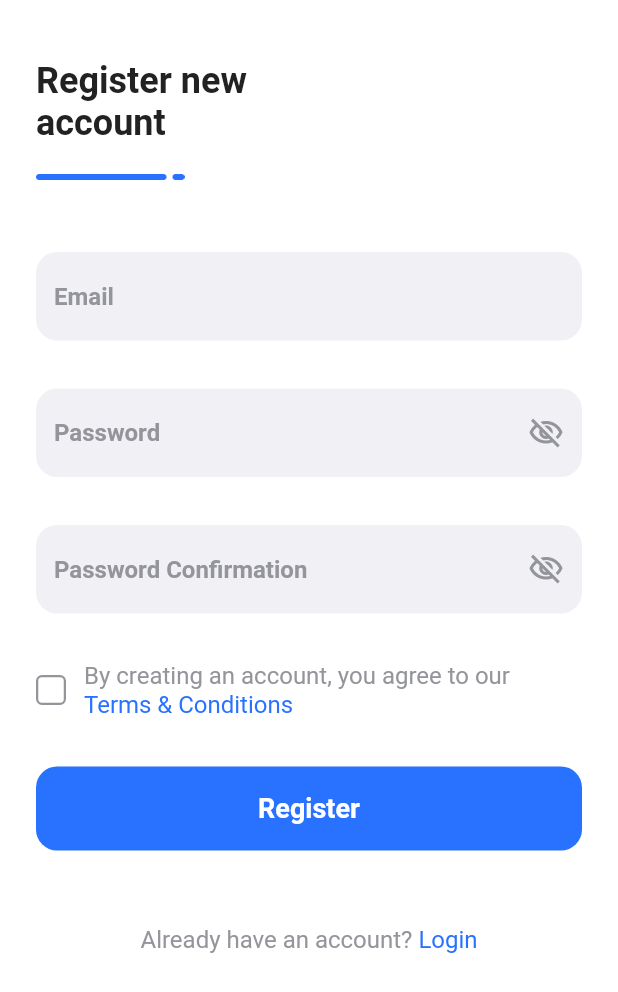
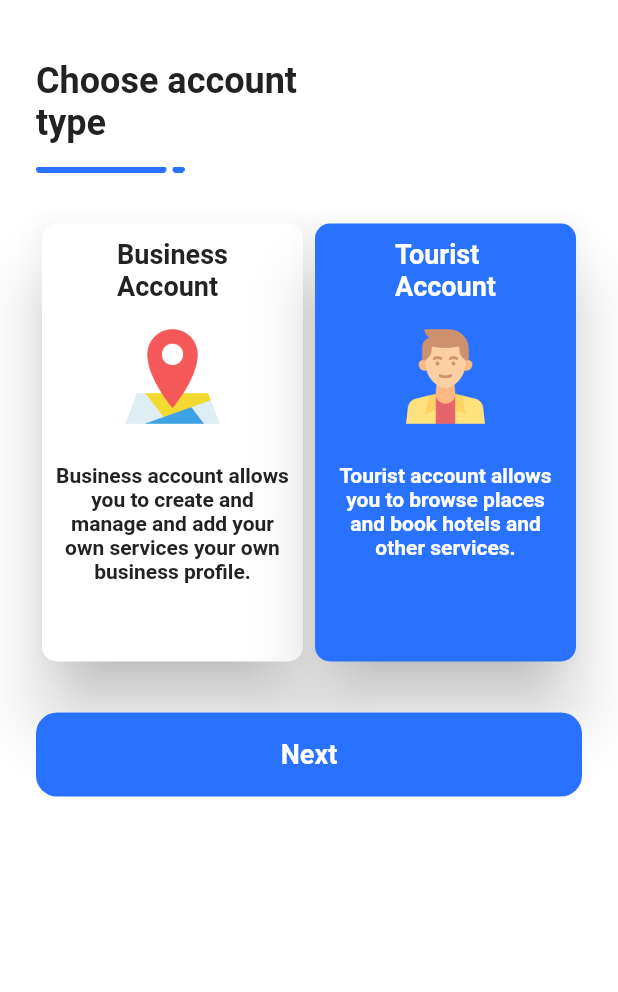
Before and after one commit to Hamas-ur-Rehman/Tourist-Flutter-App, a Flutter app: the screen it shows after launch, after a tap on "Register", on a phone screen of 412 x 824 dp. Shown: the top 992 px of the screen. Run offline on Flutter 3.47's test engine with Material 2 defaults, Android fonts, the phone set to English and light mode, and no system bars; our stand-ins replace cloud_firestore, firebase_auth, firebase_core, image_picker, shared_preferences; accounts and stored records are empty; network calls fail.

Commit message:
added admin login

```diff
--- /dev/null
+++ b/lib/views/authentication/adminchoice.dart
@@ -0,0 +1,208 @@
+import 'package:flutter/material.dart';
+import 'package:tourist/theme/theme.dart';
+import 'package:tourist/views/authentication/userdetails.dart';
+
+class ChooseAdmin extends StatefulWidget {
+  const ChooseAdmin({Key? key}) : super(key: key);
+
+  @override
+  _ChooseAdminState createState() => _ChooseAdminState();
+}
+
+class _ChooseAdminState extends State<ChooseAdmin> {
+  bool adminstatus = false;
+  @override
+  Widget build(BuildContext context) {
+    return Scaffold(
+      resizeToAvoidBottomInset: false,
+      backgroundColor: Colors.white,
+      body: SafeArea(
+        child: Padding(
+          padding: const EdgeInsets.fromLTRB(24.0, 40.0, 24.0, 0),
+          child: Column(
+            crossAxisAlignment: CrossAxisAlignment.start,
+            children: [
+              Column(
+                crossAxisAlignment: CrossAxisAlignment.start,
+                children: [
+                  Text(
+                    'Choose account\ntype',
+                    style: heading2.copyWith(color: textBlack),
+                  ),
+                  const SizedBox(
+                    height: 15,
+                  ),
+                  Image.asset(
+                    'assets/images/accent.png',
+                    width: 99,
+                    height: 4,
+                  ),
+                ],
+              ),
+              const SizedBox(height: 30),
+              Row(
+                children: [
+                  Expanded(
+                    flex: 1,
+                    child: GestureDetector(
+                      onTap: () {
+                        setState(() {
+                          adminstatus = true;
+                        });
+                      },
+                      child: SizedBox(
+                        height: 300,
+                        child: Card(
+                          color: adminstatus ? primaryBlue : Colors.white,
+                          elevation: 20,
+                          shape: RoundedRectangleBorder(
+                            borderRadius: BorderRadius.circular(10),
+                          ),
+                          child: Column(
+                            mainAxisAlignment: MainAxisAlignment.start,
+                            crossAxisAlignment: CrossAxisAlignment.center,
+                            children: [
+                              const SizedBox(
+                                height: 10,
+                              ),
+                              Text(
+                                'Business\nAccount',
+                                style: heading2.copyWith(
+                                    color:
+                                        adminstatus ? Colors.white : textBlack,
+                                    fontSize: 18),
+                              ),
+                              const SizedBox(
+                                height: 15,
+                              ),
+                              Image.asset(
+                                'assets/images/business.png',
+                                height: 70,
+                              ),
+                              const SizedBox(
+                                height: 15,
+                              ),
+                              Padding(
+                                padding: const EdgeInsets.all(8.0),
+                                child: Expanded(
+                                  child: Text(
+                                    'Business account allows you to create and manage and add your own services your own business profile.',
+                                    style: heading6.copyWith(
+                                      fontSize: 14,
+                                      color: adminstatus
+                                          ? Colors.white
+                                          : textBlack,
+                                    ),
+                                    textAlign: TextAlign.center,
+                                  ),
+                                ),
+                              ),
+                            ],
+                          ),
+                        ),
+                      ),
+                    ),
+                  ),
+                  Expanded(
+                    flex: 1,
+                    child: GestureDetector(
+                      onTap: () {
+                        setState(() {
+                          adminstatus = false;
+                        });
+                      },
+                      child: SizedBox(
+                        height: 300,
+                        child: Card(
+                          color: !adminstatus ? primaryBlue : Colors.white,
+                          elevation: 20,
+                          shape: RoundedRectangleBorder(
+                            borderRadius: BorderRadius.circular(10),
+                          ),
+                          child: Column(
+                            mainAxisAlignment: MainAxisAlignment.start,
+                            crossAxisAlignment: CrossAxisAlignment.center,
+                            children: [
+                              const SizedBox(
+                                height: 10,
+                              ),
+                              Text(
+                                'Tourist\nAccount',
+                                style: heading2.copyWith(
+                                    color:
+                                        !adminstatus ? Colors.white : textBlack,
+                                    fontSize: 18),
+                              ),
+                              const SizedBox(
+                                height: 15,
+                              ),
+                              Image.asset(
+                                'assets/images/tourist.png',
+                                height: 70,
+                              ),
+                              const SizedBox(
+                                height: 15,
+                              ),
+                              Padding(
+                                padding: const EdgeInsets.all(8.0),
+                                child: Expanded(
+                                  child: Text(
+                                    'Tourist account allows you to browse places and book hotels and other services.',
+                                    style: heading6.copyWith(
+                                      fontSize: 14,
+                                      color: !adminstatus
+                                          ? Colors.white
+                                          : textBlack,
+                                    ),
+                                    textAlign: TextAlign.center,
+                                  ),
+                                ),
+                              ),
+                            ],
+                          ),
+                        ),
+                      ),
+                    ),
+                  ),
+                ],
+              ),
+              const SizedBox(height: 30),
+              Material(
+                borderRadius: BorderRadius.circular(14.0),
+                elevation: 0,
+                child: Container(
+                  height: 56,
+                  decoration: BoxDecoration(
+                    color: primaryBlue,
+                    borderRadius: BorderRadius.circular(14.0),
+                  ),
+                  child: Material(
+                    color: Colors.transparent,
+                    child: InkWell(
+                      onTap: () {
+                        Navigator.push(
+                          context,
+                          MaterialPageRoute(
+                              builder: (context) => UserDetails(
+                                    adminstatus: adminstatus,
+                                  )),
+                        );
+                      },
+                      borderRadius: BorderRadius.circular(14.0),
+                      child: Center(
+                        child: Text(
+                          "Next",
+                          style: heading5.copyWith(color: Colors.white),
+                        ),
+                      ),
+                    ),
+                  ),
+                ),
+              ),
+            ],
+          ),
+        ),
+      ),
+    );
+  }
+}
--- a/lib/views/authentication/login.dart
+++ b/lib/views/authentication/login.dart
@@ -2,6 +2,7 @@ import 'package:firebase_auth/firebase_auth.dart';
 import 'package:flutter/material.dart';
 import 'package:shared_preferences/shared_preferences.dart';
 import 'package:tourist/theme/theme.dart';
+import 'package:tourist/views/authentication/adminchoice.dart';
 import 'package:tourist/views/authentication/signup.dart';
 import 'package:tourist/views/homepage.dart';
 import 'package:tourist/widgets/primary_button.dart';
@@ -247,7 +248,7 @@ class _LoginPageState extends State<LoginPage> {
                     onTap: () {
                       Navigator.of(context).pushReplacement(
                         MaterialPageRoute(
-                          builder: (context) => const Signup(),
+                          builder: (context) => const ChooseAdmin(),
                         ),
                       );
                     },
--- a/pubspec.yaml
+++ b/pubspec.yaml
@@ -34,6 +34,7 @@ dependencies:
   firebase_core: ^1.12.0
   flutter:
     sdk: flutter
+  image_picker: ^0.8.4+8
   shared_preferences: ^2.0.13
 
 dev_dependencies:
```
Also changed, not shown: lib/views/authentication/signup.dart (+25 -5 lines), lib/views/authentication/userdetails.dart (added, +244 -0 lines), assets/images/business.png (added), assets/images/login.png, assets/images/tourist.png (added), pubspec.lock, 1 other file.
